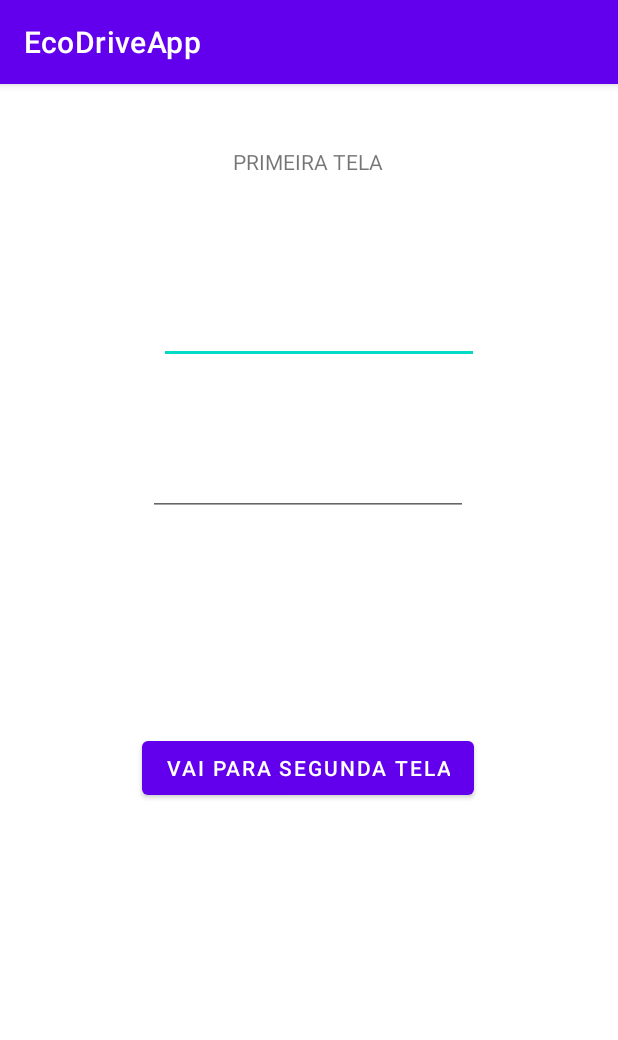
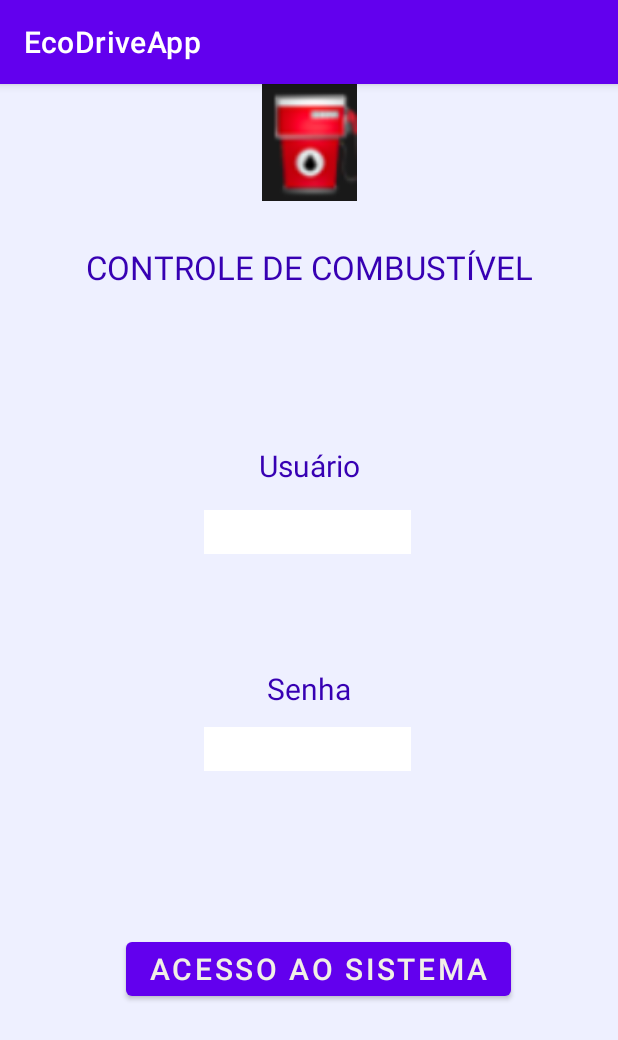
Before and after one commit to Ediberto/EcoDriveApp, an Android app: the screen it shows after launch (MainActivity), on a phone screen of 412 x 824 dp. Shown: the top 1040 px of the screen. Run offline under Robolectric (Android 15) with nearby library versions, the light colour scheme and no system bars.

Commit message:
Primeira Tela v.01

```diff
--- a/app/src/main/res/layout/activity_main.xml
+++ b/app/src/main/res/layout/activity_main.xml
@@ -4,58 +4,98 @@
     xmlns:tools="http://schemas.android.com/tools"
     android:layout_width="match_parent"
     android:layout_height="match_parent"
+    android:background="@color/material_dynamic_secondary95"
     tools:context=".MainActivity">
+
+    <ImageView
+        android:id="@+id/imageView2"
+        android:layout_width="79dp"
+        android:layout_height="78dp"
+        app:layout_constraintEnd_toEndOf="parent"
+        app:layout_constraintStart_toStartOf="parent"
+        app:layout_constraintTop_toTopOf="parent"
+        app:srcCompat="@drawable/img" />
 
     <TextView
         android:id="@+id/textView"
         android:layout_width="wrap_content"
         android:layout_height="wrap_content"
-        android:text="PRIMEIRA TELA"
+        android:text="CONTROLE DE COMBUSTÍVEL"
+        android:textSize="22sp"
+        android:textColor="@color/purple_700"
         app:layout_constraintBottom_toBottomOf="parent"
         app:layout_constraintEnd_toEndOf="parent"
-        app:layout_constraintHorizontal_bias="0.498"
         app:layout_constraintStart_toStartOf="parent"
-        app:layout_constraintTop_toTopOf="parent"
-        app:layout_constraintVertical_bias="0.056" />
+        app:layout_constraintTop_toBottomOf="@+id/imageView2"
+        app:layout_constraintVertical_bias="0.044" />
+
+    <TextView
+        android:id="@+id/textView2"
+        android:layout_width="wrap_content"
+        android:layout_height="wrap_content"
+        android:layout_marginTop="104dp"
+        android:text="Usuário"
+        android:textSize="20sp"
+        android:textColor="@color/purple_700"
+        app:layout_constraintEnd_toEndOf="parent"
+        app:layout_constraintStart_toStartOf="parent"
+        app:layout_constraintTop_toBottomOf="@+id/textView" />
+
+    <EditText
+        android:id="@+id/edtUsuario"
+        android:layout_width="138dp"
+        android:layout_height="29dp"
+        android:layout_marginTop="16dp"
+        android:background="@color/white"
+        android:ems="10"
+        android:inputType="textPersonName"
+        android:textAlignment="center"
+        android:textSize="18sp"
+        android:textColor="@color/black"
+        app:layout_constraintEnd_toEndOf="parent"
+        app:layout_constraintHorizontal_bias="0.497"
+        app:layout_constraintStart_toStartOf="parent"
+        app:layout_constraintTop_toBottomOf="@+id/textView2" />
+
+    <TextView
+        android:id="@+id/textView3"
+        android:layout_width="wrap_content"
+        android:layout_height="wrap_content"
+        android:layout_marginTop="76dp"
+        android:text="Senha"
+        android:textSize="20sp"
+        android:textColor="@color/purple_700"
+        app:layout_constraintEnd_toEndOf="parent"
+        app:layout_constraintStart_toStartOf="parent"
+        app:layout_constraintTop_toBottomOf="@+id/edtUsuario" />
+
+    <EditText
+        android:id="@+id/edtSenha"
+        android:layout_width="138dp"
+        android:layout_height="29dp"
+        android:layout_marginTop="12dp"
+        android:background="@color/white"
+        android:ems="10"
+        android:inputType="textPersonName"
+        android:textAlignment="center"
+        android:textSize="18sp"
+        android:textColor="@color/black"
+        app:layout_constraintEnd_toEndOf="parent"
+        app:layout_constraintHorizontal_bias="0.497"
+        app:layout_constraintStart_toStartOf="parent"
+        app:layout_constraintTop_toBottomOf="@+id/textView3" />
 
     <Button
         android:id="@+id/btnLogin"
         android:layout_width="wrap_content"
         android:layout_height="wrap_content"
-        android:layout_marginTop="144dp"
-        android:text="VAI PARA SEGUNDA TELA"
+        android:layout_marginTop="108dp"
+        android:text="ACESSO AO SISTEMA"
+        android:textSize="20sp"
+        android:textColor="#F1F0E6"
         app:layout_constraintEnd_toEndOf="parent"
-        app:layout_constraintHorizontal_bias="0.497"
+        app:layout_constraintHorizontal_bias="0.54"
         app:layout_constraintStart_toStartOf="parent"
-        app:layout_constraintTop_toBottomOf="@+id/edtSenha"
-        />
-
-    <EditText
-        android:id="@+id/edtUsuario"
-        android:layout_width="wrap_content"
-        android:layout_height="wrap_content"
-        android:layout_marginTop="80dp"
-        android:ems="10"
-        android:inputType="textPersonName"
-        android:textColor="@color/white"
-        android:text="usuario"
-        app:layout_constraintEnd_toEndOf="parent"
-        app:layout_constraintHorizontal_bias="0.532"
-        app:layout_constraintStart_toStartOf="parent"
-        app:layout_constraintTop_toBottomOf="@+id/textView" />
-
-    <EditText
-        android:id="@+id/edtSenha"
-        android:layout_width="wrap_content"
-        android:layout_height="wrap_content"
-        android:layout_marginTop="56dp"
-        android:ems="10"
-        android:inputType="textPersonName"
-        android:textColor="@color/white"
-        android:text="Senha"
-        app:layout_constraintEnd_toEndOf="parent"
-        app:layout_constraintHorizontal_bias="0.497"
-        app:layout_constraintStart_toStartOf="parent"
-        app:layout_constraintTop_toBottomOf="@+id/edtUsuario" />
+        app:layout_constraintTop_toBottomOf="@+id/edtSenha" />
 
 </androidx.constraintlayout.widget.ConstraintLayout>
```
Also changed, not shown: app/src/main/java/com/example/ecodriveapp/MainActivity.kt (+66 -21 lines), app/src/main/java/com/example/ecodriveapp/SegundaTela.kt (+14 -2 lines), app/src/main/res/layout/activity_segunda_tela.xml (+53 -0 lines), app/src/main/res/drawable/img.png (added).
